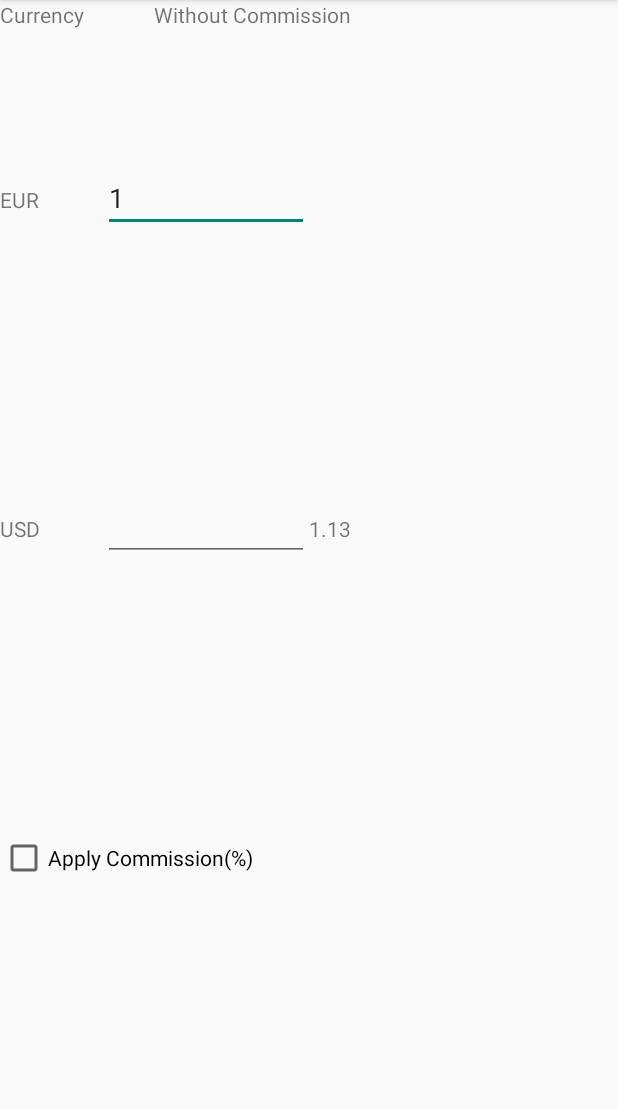
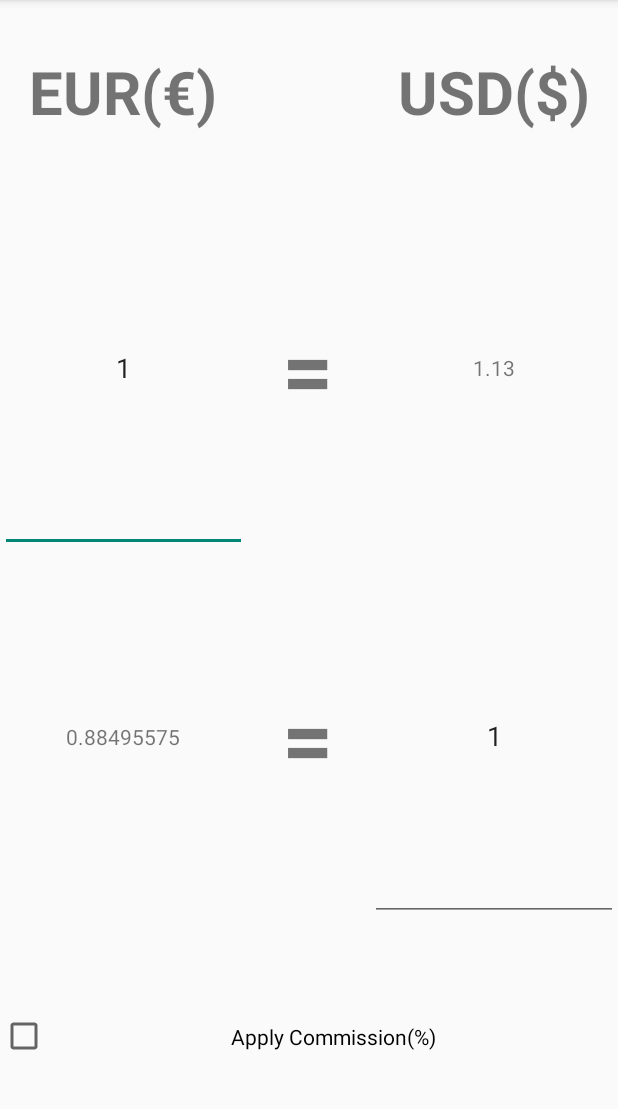
Before and after one commit to fitigf15/AndroidStudioProjects, an Android app: the screen it shows after launch (MainActivity), on a phone screen of 412 x 824 dp, the part 84-1193 px from its top. Run offline under Robolectric (Android 15) with nearby library versions, the phone set to English and light mode, and no system bars.

Commit message:
Finished or almost

```diff
--- a/CurrencyConverter/app/src/main/java/com/example/victor/currencyconverter/MainActivity.java
+++ b/CurrencyConverter/app/src/main/java/com/example/victor/currencyconverter/MainActivity.java
@@ -1,23 +1,17 @@
 package com.example.victor.currencyconverter;
 
-import android.content.Context;
 import android.support.v7.app.ActionBarActivity;
 import android.os.Bundle;
 import android.text.Editable;
 import android.text.TextWatcher;
-import android.util.AttributeSet;
 import android.view.Menu;
 import android.view.MenuItem;
 import android.view.View;
-import android.widget.Button;
 import android.widget.CheckBox;
 import android.widget.CompoundButton;
 import android.widget.EditText;
 import android.widget.TextView;
 
-import junit.framework.TestCase;
-
-import org.w3c.dom.Text;
 
 
 public class MainActivity extends ActionBarActivity {
@@ -27,11 +21,6 @@ public class MainActivity extends ActionBarActivity {
     protected void onCreate(Bundle savedInstanceState) {
         super.onCreate(savedInstanceState);
         setContentView(R.layout.activity_main);
-        final TextView textDollar = (TextView) findViewById(R.id.textDollar);
-        final TextView textEuro = (TextView) findViewById(R.id.textEuro);
-        final TextView textWc = (TextView) findViewById(R.id.textWc);
-        final TextView textC = (TextView) findViewById(R.id.textC);
-        final TextView textNc = (TextView) findViewById(R.id.textNc);
         final TextView textEuroWc = (TextView) findViewById(R.id.textEuroWc);
         final TextView textDollarWc = (TextView) findViewById(R.id.textDollarWc);
         final TextView textConvertedDollar = (TextView) findViewById(R.id.textConvertedDollar);
@@ -52,6 +41,7 @@ public class MainActivity extends ActionBarActivity {
                 if (s.length() == 0) {
 
                     textConvertedDollar.setText("");
+                    textDollarWc.setText("");
 
                 } else {
                     textConvertedDollar.setText(String.valueOf(Double.parseDouble(editEuro.getText().toString()) * m_euroValue));
@@ -77,7 +67,6 @@ public class MainActivity extends ActionBarActivity {
             @Override
             public void onTextChanged(CharSequence s, int start, int before, int count) {
                 if (s.length() == 0) {
-
                     textConvertedEuro.setText("");
                     textEuroWc.setText("");
 
@@ -95,13 +84,7 @@ public class MainActivity extends ActionBarActivity {
 
             }
         });
-        editEuro.setText("1", TextView.BufferType.EDITABLE);
-        textConvertedDollar.setText("1.13");
-        editDollar.setVisibility(View.VISIBLE);
-        textWc.setVisibility(View.INVISIBLE);
-        textEuroWc.setVisibility(View.INVISIBLE);
-        textDollarWc.setVisibility(View.INVISIBLE);
-        editCommission.setVisibility(View.INVISIBLE);
+
         editCommission.addTextChangedListener(new TextWatcher() {
             @Override
             public void beforeTextChanged(CharSequence s, int start, int count, int after) {
@@ -111,26 +94,30 @@ public class MainActivity extends ActionBarActivity {
             @Override
             public void onTextChanged(CharSequence s, int start, int before, int count) {
                 if(s.length()==0){
-                    textWc.setVisibility(View.INVISIBLE);
-                    textEuroWc.setVisibility(View.INVISIBLE);
-                    textDollarWc.setVisibility(View.INVISIBLE);
-                    editCommission.setVisibility(View.INVISIBLE);
+                    textEuroWc.setVisibility(View.GONE);
+                    textEuroWc.setText("", TextView.BufferType.EDITABLE);
+                    textDollarWc.setVisibility(View.GONE);
+                    textDollarWc.setText("", TextView.BufferType.EDITABLE);
                 }else{
 
-                    if (Double.parseDouble(editCommission.getText().toString()) > 0) {
-                        textWc.setVisibility(View.VISIBLE);
                     textEuroWc.setVisibility(View.VISIBLE);
                     textDollarWc.setVisibility(View.VISIBLE);
-                        editCommission.setVisibility(View.VISIBLE);
-                        if(editDollar.getText().length()>0){
+                    if(textConvertedEuro.getText().toString().matches("")){
+                        textEuroWc.setText("");
+
+                    }else{
                         textEuroWc.setText(String.valueOf(Double.parseDouble(textConvertedEuro.getText().toString())+Double.parseDouble(textConvertedEuro.getText().toString()) * Double.parseDouble(editCommission.getText().toString())/100));
+
                     }
-                        if(editEuro.getText().length()>0){
+                    if(textConvertedDollar.getText().toString().matches("")){
+                        textDollarWc.setText("");
+                    }else{
                         textDollarWc.setText(String.valueOf(Double.parseDouble(textConvertedDollar.getText().toString())+Double.parseDouble(textConvertedDollar.getText().toString())* Double.parseDouble(editCommission.getText().toString())/100));
+
+
                     }
 
 
-                    }
                 }
 
             }
@@ -144,27 +131,39 @@ public class MainActivity extends ActionBarActivity {
             @Override
             public void onCheckedChanged(CompoundButton buttonView, boolean isChecked) {
                 if(isChecked){
-                    textWc.setVisibility(View.VISIBLE);
+                    editCommission.setVisibility(View.VISIBLE);
+                    if(!editCommission.getText().toString().matches("")){
                         textEuroWc.setVisibility(View.VISIBLE);
                         textDollarWc.setVisibility(View.VISIBLE);
-                    editCommission.setVisibility(View.VISIBLE);
-                    if(editCommission.getText().length()>0){
-                        if(editDollar.getText().length()>0){
-                            textEuroWc.setText(String.valueOf(Double.parseDouble(textConvertedDollar.getText().toString())+Double.parseDouble(textConvertedDollar.getText().toString()) * Double.parseDouble(editCommission.getText().toString())/100));
+                        if(textConvertedEuro.getText().toString().matches("")){
+                            textEuroWc.setText("");
+
+                        }else{
+                            textEuroWc.setText(String.valueOf(Double.parseDouble(textConvertedEuro.getText().toString())+Double.parseDouble(textConvertedEuro.getText().toString()) * Double.parseDouble(editCommission.getText().toString())/100));
+
                         }
-                        if(editEuro.getText().length()>0){
-                            textDollarWc.setText(String.valueOf(Double.parseDouble(textConvertedEuro.getText().toString())+Double.parseDouble(textConvertedEuro.getText().toString())  * Double.parseDouble(editCommission.getText().toString())/100));
+                        if(textConvertedDollar.getText().toString().matches("")){
+                            textDollarWc.setText("");
+                        }else{
+                            textDollarWc.setText(String.valueOf(Double.parseDouble(textConvertedDollar.getText().toString())+Double.parseDouble(textConvertedDollar.getText().toString())* Double.parseDouble(editCommission.getText().toString())/100));
+
+
                         }
+
                     }
 
                 }else{
-                    textWc.setVisibility(View.INVISIBLE);
-                    textEuroWc.setVisibility(View.INVISIBLE);
-                    textDollarWc.setVisibility(View.INVISIBLE);
-                    editCommission.setVisibility(View.INVISIBLE);
+                    textEuroWc.setVisibility(View.GONE);
+                    textEuroWc.setText("", TextView.BufferType.EDITABLE);
+                    textDollarWc.setVisibility(View.GONE);
+                    textDollarWc.setText("", TextView.BufferType.EDITABLE);
+                    editCommission.setVisibility(View.GONE);
                 }
             }
         });
+
+        editEuro.setText("1", TextView.BufferType.EDITABLE);
+        editDollar.setText("1", TextView.BufferType.EDITABLE);
 
 
     }
--- a/CurrencyConverter/app/src/main/res/layout/activity_main.xml
+++ b/CurrencyConverter/app/src/main/res/layout/activity_main.xml
@@ -5,96 +5,167 @@
     android:orientation="vertical"
     android:layout_width="fill_parent"
     android:layout_height="fill_parent">
-    <LinearLayout
-        android:orientation="horizontal"
-        android:layout_width="fill_parent"
-        android:layout_height="0dp"
-        android:layout_weight="0.5">
-        <TextView
-            android:layout_width="0dp"
-            android:layout_weight="1"
-            android:id="@+id/textC"
-            android:text="@string/currency"
-            android:layout_height="wrap_content"/>
-        <TextView
-            android:layout_width="0dp"
-            android:layout_weight="2"
-            android:id="@+id/textNc"
-            android:text="@string/nc"
-            android:layout_height="wrap_content"/>
-        <TextView
-            android:layout_width="0dp"
-            android:layout_weight="1"
-            android:id="@+id/textWc"
-            android:text="@string/wc"
-            android:layout_height="wrap_content"/>
-
-    </LinearLayout>
-    <LinearLayout
-
-        android:orientation="horizontal"
-        android:layout_width="fill_parent"
-        android:layout_height="0dp"
-        android:layout_weight="1">
-
-        <TextView
-            android:layout_width="0dp"
-            android:layout_weight="1"
-            android:layout_height="wrap_content"
-            android:text="@string/euro"
-            android:id="@+id/textEuro" />
-
-        <EditText
-            android:layout_width="0dp"
-            android:layout_weight="2"
-            android:layout_height="wrap_content"
-            android:inputType="numberDecimal"
-            android:ems="10"
-            android:id="@+id/editEuro"/>
-        <TextView
-            android:layout_width="0dp"
-            android:layout_weight="2"
-            android:layout_height="wrap_content"
-            android:ems="10"
-            android:id="@+id/textConvertedEuro" />
-        <TextView
-            android:layout_width="0dp"
-            android:layout_weight="1"
-            android:layout_height="wrap_content"
-            android:id="@+id/textEuroWc" />
-    </LinearLayout>
 
     <LinearLayout
         android:orientation="horizontal"
         android:layout_width="fill_parent"
         android:layout_height="0dp"
-        android:layout_weight="1">
+        android:layout_weight="4">
 
-        <TextView
+        <LinearLayout
+            android:orientation="vertical"
+            android:layout_width="0dp"
+            android:layout_weight="2"
+            android:layout_height="fill_parent"
+            android:id="@+id/linearLayoutEuro">
+
+            <TextView
+                android:layout_width="fill_parent"
+                android:layout_height="0dp"
+                android:layout_weight="1"
+                android:text="@string/euro"
+                android:id="@+id/textEuro"
+                android:textAlignment="center"
+                android:textStyle="bold"
+                android:textSize="40dp"
+                android:gravity="center" />
+
+            <EditText
+                android:layout_width="fill_parent"
+                android:layout_weight="2"
+                android:layout_height="0dp"
+                android:inputType="numberDecimal"
+                android:ems="10"
+                android:id="@+id/editEuro"
+                android:maxLength="10"
+                android:maxLines="1"
+                android:gravity="center"
+                android:numeric="decimal" />
+
+            <LinearLayout
+                android:orientation="vertical"
+                android:layout_width="fill_parent"
+                android:layout_height="0dp"
+                android:layout_weight="2">
+
+                <TextView
+                    android:layout_width="fill_parent"
+                    android:layout_weight="1"
+                    android:layout_height="0dp"
+                    android:ems="10"
+                    android:id="@+id/textConvertedEuro"
+                    android:maxLength="10"
+                    android:maxLines="1"
+                    android:gravity="center"
+                    android:numeric="decimal" />
+
+                <TextView
+                    android:layout_width="fill_parent"
+                    android:layout_weight="1"
+                    android:layout_height="0dp"
+                    android:id="@+id/textEuroWc"
+                    android:maxLength="10"
+                    android:maxLines="1"
+                    android:gravity="center"
+                    android:numeric="decimal"
+                    android:visibility="gone" />
+            </LinearLayout>
+        </LinearLayout>
+
+        <LinearLayout
+            android:orientation="vertical"
             android:layout_width="0dp"
             android:layout_weight="1"
-            android:layout_height="wrap_content"
-            android:text="@string/dollar"
-            android:id="@+id/textDollar" />
+            android:layout_height="fill_parent">
 
-        <EditText
+            <Space
+                android:layout_width="match_parent"
+                android:layout_height="0dp"
+                android:layout_weight="1" />
+
+            <TextView
+                android:layout_width="fill_parent"
+                android:layout_height="0dp"
+                android:layout_weight="2"
+                android:text="@string/equals"
+                android:id="@+id/textEquals1"
+                android:textAlignment="center"
+                android:textStyle="bold"
+                android:textSize="60dp"
+                android:gravity="center" />
+
+            <TextView
+                android:layout_width="fill_parent"
+                android:layout_height="0dp"
+                android:layout_weight="2"
+                android:text="@string/equals"
+                android:id="@+id/textEquals2"
+                android:gravity="center"
+                android:textStyle="bold"
+                android:textSize="60dp" />
+
+        </LinearLayout>
+
+        <LinearLayout
+            android:orientation="vertical"
             android:layout_width="0dp"
             android:layout_weight="2"
-            android:layout_height="wrap_content"
-            android:inputType="numberDecimal"
-            android:ems="10"
-            android:id="@+id/editDollar" />
-        <TextView
-            android:layout_width="0dp"
-            android:layout_weight="2"
-            android:layout_height="wrap_content"
-            android:ems="10"
-            android:id="@+id/textConvertedDollar" />
-        <TextView
-            android:layout_width="0dp"
-            android:layout_weight="1"
-            android:layout_height="wrap_content"
-            android:id="@+id/textDollarWc" />
+            android:layout_height="fill_parent"
+            android:id="@+id/linearLayoutDollar">
+
+            <TextView
+                android:layout_width="fill_parent"
+                android:layout_height="0dp"
+                android:layout_weight="1"
+                android:text="@string/dollar"
+                android:id="@+id/textDollar"
+                android:textAlignment="center"
+                android:textStyle="bold"
+                android:textSize="40dp"
+                android:gravity="center"
+                android:numeric="decimal" />
+
+            <LinearLayout
+                android:orientation="vertical"
+                android:layout_width="fill_parent"
+                android:layout_height="0dp"
+                android:layout_weight="2">
+
+                <TextView
+                    android:layout_width="fill_parent"
+                    android:layout_weight="1"
+                    android:layout_height="0dp"
+                    android:ems="10"
+                    android:id="@+id/textConvertedDollar"
+                    android:maxLines="1"
+                    android:maxLength="10"
+                    android:gravity="center"
+                    android:numeric="decimal" />
+
+                <TextView
+                    android:layout_width="fill_parent"
+                    android:layout_weight="1"
+                    android:layout_height="0dp"
+                    android:id="@+id/textDollarWc"
+                    android:maxLength="10"
+                    android:maxLines="1"
+                    android:gravity="center"
+                    android:numeric="decimal"
+                    android:visibility="gone" />
+            </LinearLayout>
+
+            <EditText
+                android:layout_width="fill_parent"
+                android:layout_weight="2"
+                android:layout_height="0dp"
+                android:inputType="numberDecimal"
+                android:ems="10"
+                android:id="@+id/editDollar"
+                android:maxLines="1"
+                android:maxLength="10"
+                android:gravity="center" />
+
+        </LinearLayout>
     </LinearLayout>
 
     <LinearLayout
@@ -106,16 +177,23 @@
         <CheckBox
             android:layout_width="0dp"
             android:layout_weight="2"
-            android:layout_height="wrap_content"
+            android:layout_height="fill_parent"
             android:text="@string/commission"
-            android:id="@+id/checkCommission" />
+            android:id="@+id/checkCommission"
+            android:gravity="center" />
 
         <EditText
             android:layout_width="0dp"
             android:layout_weight="2"
-            android:layout_height="wrap_content"
+            android:layout_height="fill_parent"
             android:inputType="numberDecimal"
             android:ems="10"
-            android:id="@+id/editCommission" />
+            android:id="@+id/editCommission"
+            android:maxLines="10"
+            android:maxWidth="1dp"
+            android:gravity="center"
+            android:numeric="decimal"
+            android:visibility="gone" />
     </LinearLayout>
+
 </LinearLayout>
--- a/CurrencyConverter/app/src/main/res/values/strings.xml
+++ b/CurrencyConverter/app/src/main/res/values/strings.xml
@@ -1,11 +1,12 @@
 <resources>
     <string name="app_name">CurrencyConverter</string>
-    <string name="euro">EUR</string>
-    <string name="dollar">USD</string>
+    <string name="euro">EUR(€)</string>
+    <string name="dollar">USD($)</string>
     <string name="commission">Apply Commission(%)</string>
     <string name="title">Currency converter</string>
     <string name="action_settings">Settings</string>
     <string name="currency">Currency</string>
     <string name="wc">With Commission</string>
     <string name="nc">Without Commission</string>
+    <string name="equals">=</string>
 </resources>
```
Lines whose indentation alone changed are shown as unchanged.
